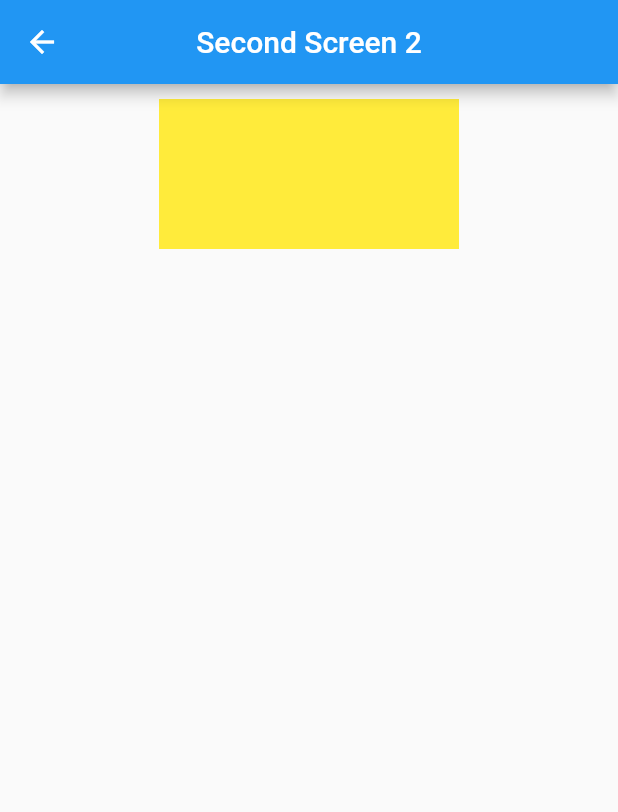
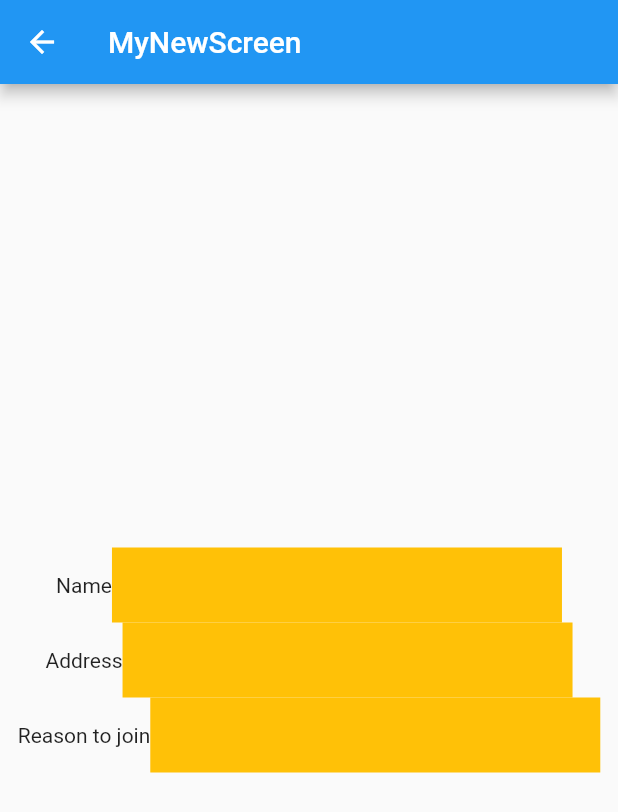
Before and after one commit to Talhakhan625/myfirstproject, a Flutter app: the NewTextField screen opened directly, after a tap on "Login", on a phone screen of 412 x 824 dp. Shown: the top 812 px of the screen. Run offline on Flutter 3.47's test engine with Material 2 defaults, Android fonts, the phone set to English and light mode, and no system bars.

Commit message:
new changes
new screen

```diff
--- a/lib/main.dart
+++ b/lib/main.dart
@@ -4,6 +4,7 @@ import 'package:my_first_application/Views/new_project.dart';
 import 'package:my_first_application/Views/second_page.dart';
 import 'package:my_first_application/new_mobile.dart';
 import 'package:my_first_application/new_navigator.dart';
+import 'package:my_first_application/new_screen.dart';
 import 'package:my_first_application/new_text_field.dart';
 import 'package:my_first_application/related_text_field.dart';
 import 'package:my_first_application/second_screen.dart';
--- /dev/null
+++ b/lib/new_screen.dart
@@ -0,0 +1,69 @@
+import 'package:flutter/material.dart';
+
+class MyNewScreen extends StatelessWidget {
+  String? name;
+  String? address;
+  String? rtj;
+  MyNewScreen({Key? key, this.name, this.address, this.rtj}) : super(key: key);
+
+  @override
+  Widget build(BuildContext context) {
+    return Scaffold(
+      appBar: AppBar(
+        title: Text('MyNewScreen'),
+      ),
+      body: Column(
+        mainAxisAlignment: MainAxisAlignment.center,
+        children: [
+          MyDataField(
+            name: name,
+            title: 'Name',
+            maxline: 1,
+          ),
+          MyDataField(
+            name: address,
+            title: 'Address',
+            maxline: 2,
+          ),
+          MyDataField(
+            name: rtj,
+            title: 'Reason to join',
+            maxline: 8,
+          ),
+        ],
+      ),
+    );
+  }
+}
+
+class MyDataField extends StatelessWidget {
+  MyDataField({
+    Key? key,
+    required this.name,
+    required this.title,
+    required this.maxline,
+  }) : super(key: key);
+
+  final String? name;
+  final String? title;
+  final int? maxline;
+
+  @override
+  Widget build(BuildContext context) {
+    return Row(
+      mainAxisAlignment: MainAxisAlignment.center,
+      children: [
+        Text(title!),
+        Container(
+          child: Text(
+            name!,
+            maxLines: maxline!,
+          ),
+          color: Colors.amber,
+          height: 50,
+          width: 300,
+        ),
+      ],
+    );
+  }
+}
--- a/lib/new_text_field.dart
+++ b/lib/new_text_field.dart
@@ -1,11 +1,14 @@
 import 'package:flutter/material.dart';
-import 'package:my_first_application/second_screen_2.dart';
+import 'package:my_first_application/new_screen.dart';
 
 class NewTextField extends StatelessWidget {
   final TextEditingController textNameController = TextEditingController();
   final TextEditingController textUserNameController = TextEditingController();
   final TextEditingController textPasswordController = TextEditingController();
   final TextEditingController textRePasswordController =
+      TextEditingController();
+  final TextEditingController textAddressController = TextEditingController();
+  final TextEditingController textReasontojoinController =
       TextEditingController();
   NewTextField({Key? key}) : super(key: key);
 
@@ -116,12 +119,19 @@ class NewTextField extends StatelessWidget {
           ElevatedButton(
               onPressed: () {
                 Navigator.of(context).push(MaterialPageRoute(
-                    builder: (context) => SecondScreen2(
-                          name: textNameController.text,
-                          username: textUserNameController.text,
-                          password: textPasswordController.text,
-                          repassword: textRePasswordController.text,
-                        )));
+                    builder: (context) => MyNewScreen(
+                        name: textNameController.text,
+                        address: textAddressController.text,
+                        rtj: textReasontojoinController.text)
+                    // SecondScreen(
+                    //       name: textNameController.text,
+                    //       username: textUserNameController.text,
+                    //       address: textAddressController.text,
+                    //       reasontojoin: textReasontojoinController.text,
+                    //       password: textPasswordController.text,
+                    //       repassword: textRePasswordController.text,
+                    //     )
+                    ));
               },
               child: const Text('Login'),
               style: ButtonStyle(
--- a/lib/second_screen_2.dart
+++ b/lib/second_screen_2.dart
@@ -1,12 +1,20 @@
 import 'package:flutter/material.dart';
 
-class SecondScreen2 extends StatelessWidget {
+class SecondScreen extends StatelessWidget {
   String? name;
   String? username;
+  String? address;
+  String? reasontojoin;
   String? password;
   String? repassword;
-  SecondScreen2(
-      {this.name, this.username, this.password, this.repassword, Key? key})
+  SecondScreen(
+      {this.name,
+      this.username,
+      this.address,
+      this.reasontojoin,
+      this.password,
+      this.repassword,
+      Key? key})
       : super(key: key);
 
   @override
@@ -17,31 +25,16 @@ class SecondScreen2 extends StatelessWidget {
         backgroundColor: Colors.blue,
         centerTitle: true,
       ),
-      body: Row(
-        mainAxisAlignment: MainAxisAlignment.center,
+      body: Column(
         children: [
           Column(
             children: [
-              Padding(
-                padding: const EdgeInsets.all(10.0),
-                child: Container(
-                  child: Center(
-                    child: Padding(
-                      padding: const EdgeInsets.all(10.0),
-                      child: Column(
-                        children: [
-                          Text(name!),
-                          Text(username!),
-                          Text(password!),
-                          Text(repassword!),
-                        ],
-                      ),
-                    ),
-                  ),
-                  width: 200,
-                  height: 100,
-                  color: Colors.yellow,
-                ),
+              Text('Name', style: TextStyle(color: Colors.black, fontSize: 25)),
+              Container(
+                child: Text(name!),
+                color: Colors.amber,
+                height: 200,
+                width: 200,
               ),
             ],
           ),
```
Also changed, not shown: lib/new_navigator.dart (+70 -70 lines), lib/related_text_field.dart (+67 -48 lines), lib/screen_related.dart (+67 -33 lines).
